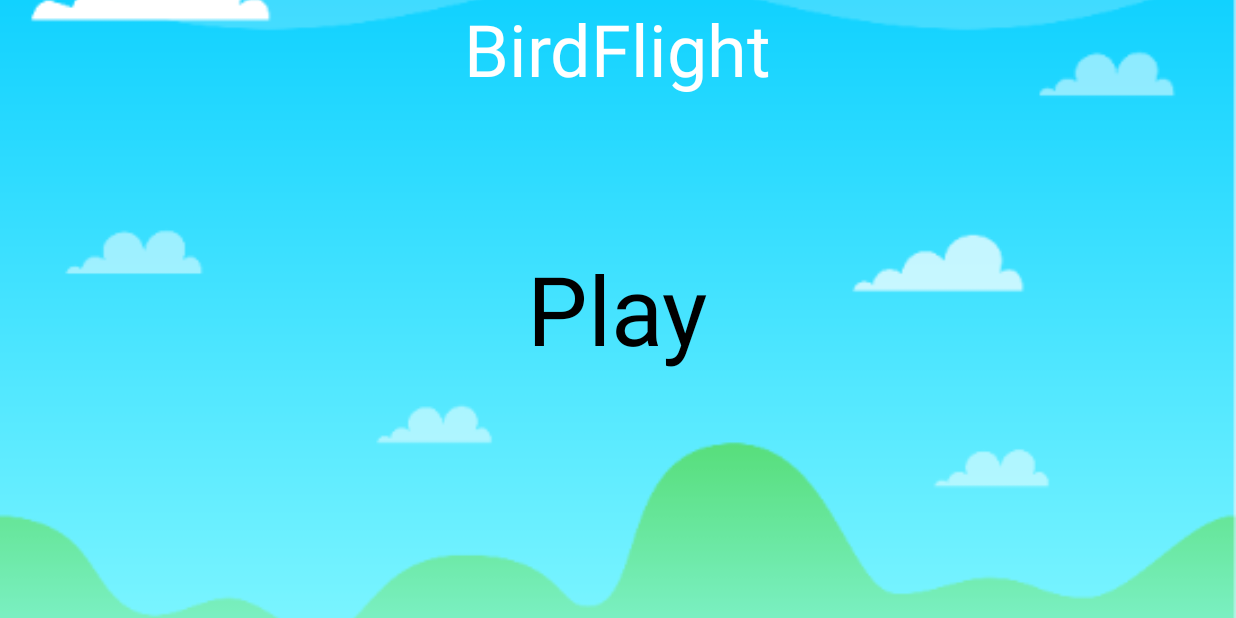
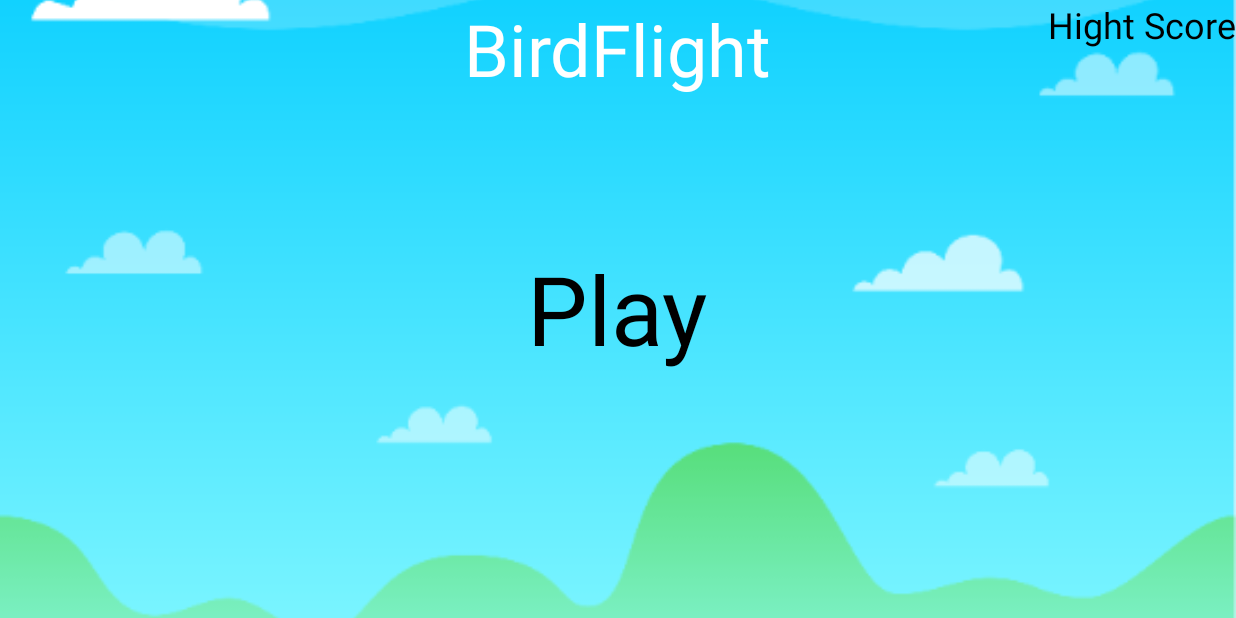
Before and after one commit to minsung6747/AndroidSmartPhoneGame, an Android app: the screen it shows after launch (MainActivity), on a phone screen of 824 x 412 dp (held sideways). Run offline under Robolectric (Android 15) with nearby library versions, the phone set to English and light mode, and no system bars.

Commit message:
added HightScore TextView's id and layout_alignParentRight=true

```diff
--- a/app/src/main/res/layout/activity_main.xml
+++ b/app/src/main/res/layout/activity_main.xml
@@ -27,7 +27,13 @@
      android:layout_centerInParent="true"
      android:textColor="#000000"
      android:id="@+id/play"/>
-
-
+<TextView
+    android:layout_width="wrap_content"
+    android:layout_height="wrap_content"
+    android:textSize="24sp"
+    android:textColor="#000000"
+    android:text="Hight Score"
+    android:id="@+id/highScoreTxt"
+    android:layout_alignParentRight="true"/>
 
 </RelativeLayout>
```
